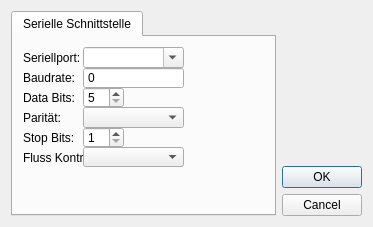
Above: setup_dialog.ui from ThKattanek/fg_ae20125 before the change. Below: the same form after it.
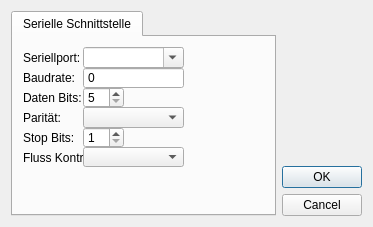
That is the form after the change.

The edit to the form file:
```diff
--- a/setup_dialog.ui
+++ b/setup_dialog.ui
@@ -64,7 +64,7 @@
           </rect>
          </property>
          <property name="text">
-          <string>Data Bits:</string>
+          <string>Daten Bits:</string>
          </property>
         </widget>
         <widget class="QLabel" name="label_4">
```
